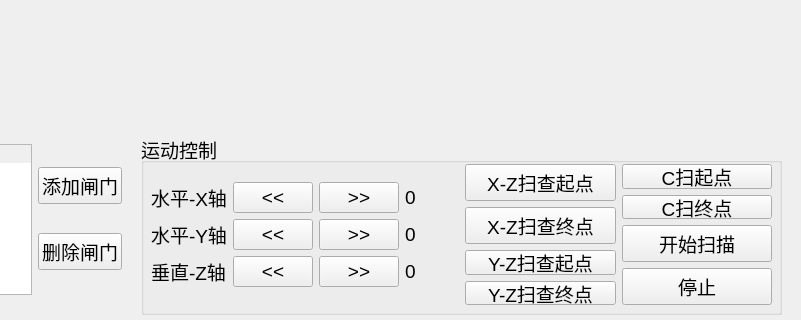
The window that MplMainWindow.ui (lishuaiyuan1990/UTTest) describes before a commit, drawn with Qt 5; both pictures show x 529 to 1330 and y 316 to 636 of the 1330 by 636 pixel window.
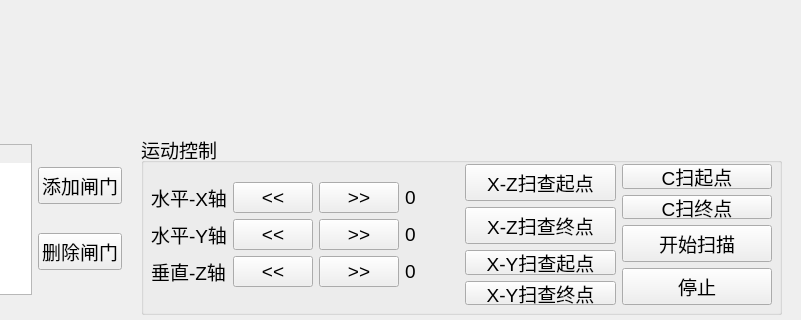
The same window after the commit. Custom widgets are drawn as their Qt base class.

The edit to the form file:
```diff
--- a/MplMainWindow.ui
+++ b/MplMainWindow.ui
@@ -203,7 +203,7 @@
     <property name="title">
      <string>运动控制</string>
     </property>
-    <widget class="QWidget" name="">
+    <widget class="QWidget" name="layoutWidget">
      <property name="geometry">
       <rect>
        <x>10</x>
@@ -340,14 +340,14 @@
             <item>
              <widget class="QPushButton" name="m_yzStartPos">
               <property name="text">
-               <string>Y-Z扫查起点</string>
+               <string>X-Y扫查起点</string>
               </property>
              </widget>
             </item>
             <item>
              <widget class="QPushButton" name="m_yzEndPos">
               <property name="text">
-               <string>Y-Z扫查终点</string>
+               <string>X-Y扫查终点</string>
               </property>
              </widget>
             </item>
```
Left out of the diff: 4 changed lines with no effect on the pictures.
